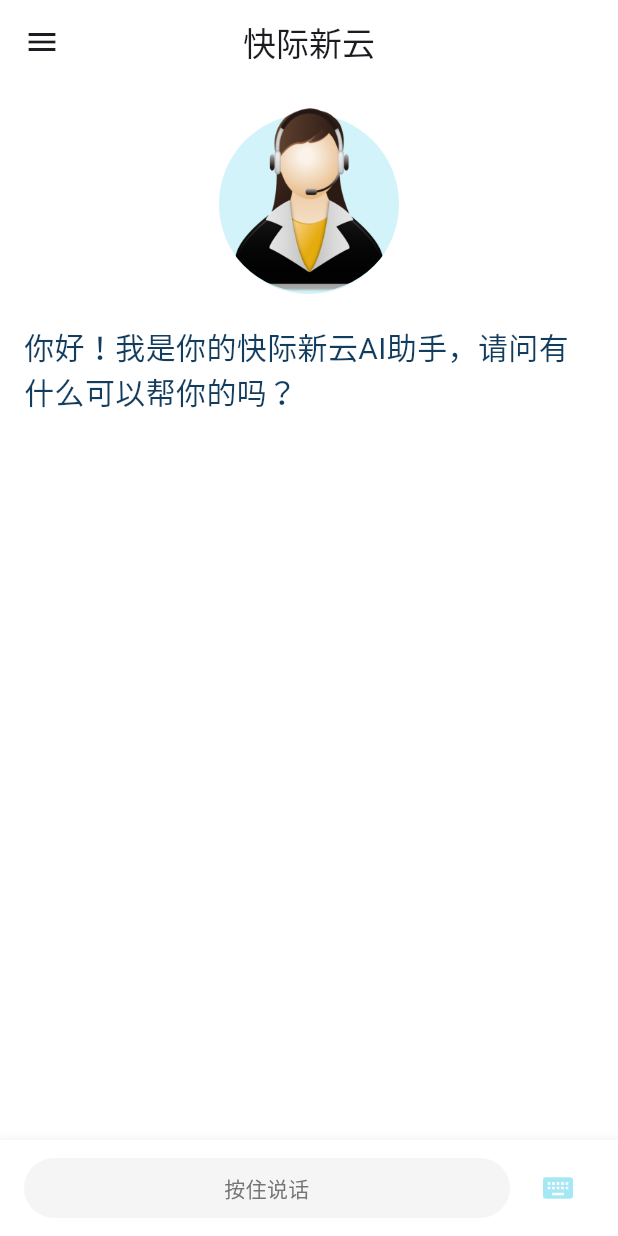
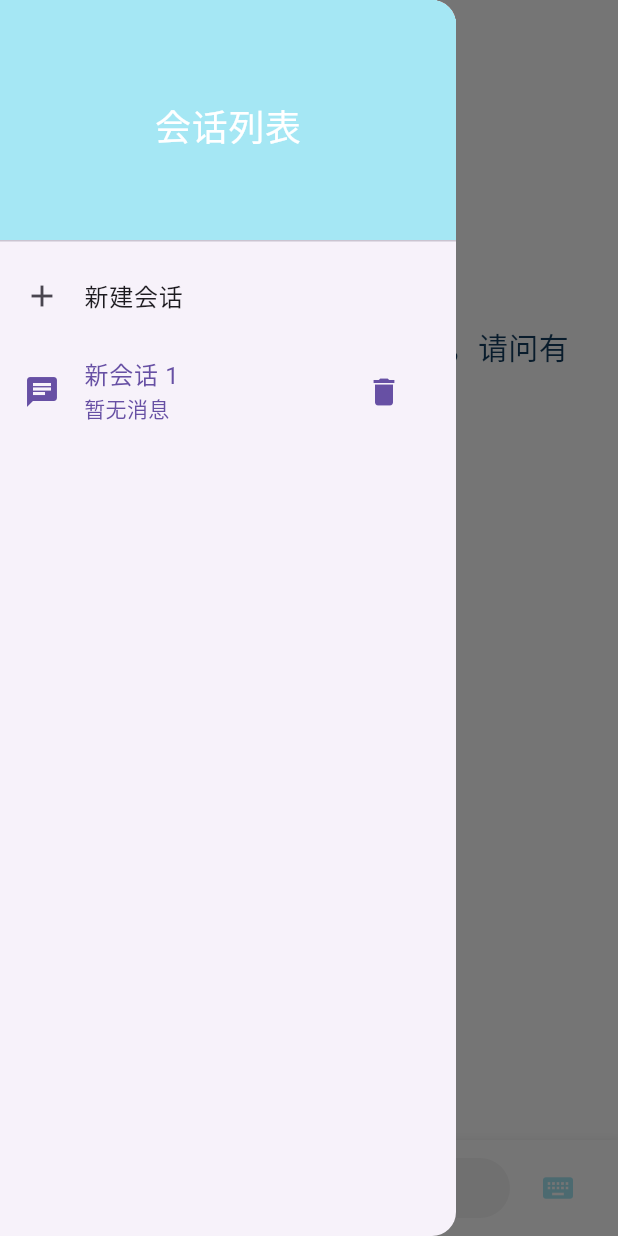
Before and after one commit to Tom722/flutter-chat, a Flutter app: the screen it shows after launch, with the side drawer open (before the commit the screen has no drawer), on a phone screen of 412 x 824 dp. Run offline on Flutter 3.47's test engine with Material 3 defaults, Android fonts, the phone set to English and light mode, and no system bars; our stand-ins replace animate_do, flutter_tts, shared_preferences, speech_to_text.

Commit message:
增加历史会话功能（目前历史会话保存到本地）

```diff
--- a/lib/home_page.dart
+++ b/lib/home_page.dart
@@ -1,4 +1,3 @@
-import 'package:allen/feature_box.dart';
 import 'package:allen/openai_service.dart';
 import 'package:allen/pallete.dart';
 import 'package:animate_do/animate_do.dart';
@@ -6,18 +5,12 @@ import 'package:flutter/material.dart';
 import 'package:flutter_tts/flutter_tts.dart';
 import 'package:speech_to_text/speech_recognition_result.dart';
 import 'package:speech_to_text/speech_to_text.dart';
-import 'dart:io' show Platform;
 import 'package:flutter/foundation.dart' show kIsWeb;
-
-class ChatMessage {
-  final String text;
-  final bool isUserMessage;
-
-  ChatMessage({
-    required this.text,
-    required this.isUserMessage,
-  });
-}
+import 'package:uuid/uuid.dart';
+import 'models/conversation.dart';
+import 'services/storage_service.dart';
+import 'package:shared_preferences/shared_preferences.dart';
+import 'models/chat_message.dart';
 
 class HomePage extends StatefulWidget {
   const HomePage({super.key});
@@ -37,17 +30,61 @@ class _HomePageState extends State<HomePage> {
   int delay = 200;
   final TextEditingController _messageController = TextEditingController();
   String currentStreamedContent = '';
-  final List<ChatMessage> messages = [];
+  List<ChatMessage> messages = [];
   bool _isLoading = false;
   bool _isVoiceMode = true;
   bool _isListeningPressed = false;
   String _currentVoiceText = '';
+  late StorageService _storageService;
+  late Conversation _currentConversation;
+  List<Conversation> _conversations = [];
 
   @override
   void initState() {
     super.initState();
+    _initializeStorage();
     initSpeechToText();
     _initTts();
+  }
+
+  Future<void> _initializeStorage() async {
+    final prefs = await SharedPreferences.getInstance();
+    _storageService = StorageService(prefs);
+    _conversations = await _storageService.getConversations();
+    if (_conversations.isEmpty) {
+      _createNewConversation();
+    } else {
+      _currentConversation = _conversations.first;
+      setState(() {
+        messages = _currentConversation.messages;
+      });
+    }
+  }
+
+  Future<void> _createNewConversation() async {
+    final newConversation = Conversation(
+      id: const Uuid().v4(),
+      title: '新会话 ${_conversations.length + 1}',
+      createdAt: DateTime.now(),
+      messages: [],
+    );
+
+    await _storageService.addConversation(newConversation);
+    setState(() {
+      _conversations.insert(0, newConversation);
+      _currentConversation = newConversation;
+      messages = [];
+    });
+  }
+
+  Future<void> _updateCurrentConversation() async {
+    _currentConversation = Conversation(
+      id: _currentConversation.id,
+      title: _currentConversation.title,
+      createdAt: _currentConversation.createdAt,
+      messages: messages,
+    );
+    await _storageService.updateConversation(_currentConversation);
   }
 
   Future<void> _initTts() async {
@@ -128,6 +165,7 @@ class _HomePageState extends State<HomePage> {
         });
       }
       await systemSpeak(fullResponse);
+      await _updateCurrentConversation();
     } catch (e) {
       setState(() {
         messages.add(ChatMessage(
@@ -164,6 +202,7 @@ class _HomePageState extends State<HomePage> {
         });
       }
       await systemSpeak(fullResponse);
+      await _updateCurrentConversation();
     } catch (e) {
       setState(() {
         messages.add(ChatMessage(
@@ -296,16 +335,101 @@ class _HomePageState extends State<HomePage> {
     );
   }
 
+  AppBar _buildAppBar() {
+    return AppBar(
+      title: BounceInDown(
+        child: const Text('快际新云'),
+      ),
+      leading: Builder(
+        builder: (context) => IconButton(
+          icon: const Icon(Icons.menu),
+          onPressed: () => Scaffold.of(context).openDrawer(),
+        ),
+      ),
+      centerTitle: true,
+    );
+  }
+
+  Widget _buildDrawer() {
+    return Drawer(
+      child: Column(
+        children: [
+          DrawerHeader(
+            decoration: BoxDecoration(
+              color: Pallete.firstSuggestionBoxColor,
+            ),
+            child: const Center(
+              child: Text(
+                '会话列表',
+                style: TextStyle(
+                  color: Colors.white,
+                  fontSize: 24,
+                ),
+              ),
+            ),
+          ),
+          ListTile(
+            leading: const Icon(Icons.add),
+            title: const Text('新建会话'),
+            onTap: () {
+              _createNewConversation();
+              Navigator.pop(context);
+            },
+          ),
+          Expanded(
+            child: ListView.builder(
+              itemCount: _conversations.length,
+              itemBuilder: (context, index) {
+                final conversation = _conversations[index];
+                return ListTile(
+                  leading: const Icon(Icons.chat),
+                  title: Text(conversation.title),
+                  subtitle: Text(
+                    conversation.messages.isEmpty
+                        ? '暂无消息'
+                        : conversation.messages.last.text,
+                    maxLines: 1,
+                    overflow: TextOverflow.ellipsis,
+                  ),
+                  selected: _currentConversation.id == conversation.id,
+                  onTap: () {
+                    setState(() {
+                      _currentConversation = conversation;
+                      messages = conversation.messages;
+                    });
+                    Navigator.pop(context);
+                  },
+                  trailing: IconButton(
+                    icon: const Icon(Icons.delete),
+                    onPressed: () async {
+                      await _storageService.deleteConversation(conversation.id);
+                      setState(() {
+                        _conversations.removeAt(index);
+                        if (_currentConversation.id == conversation.id) {
+                          if (_conversations.isEmpty) {
+                            _createNewConversation();
+                          } else {
+                            _currentConversation = _conversations.first;
+                            messages = _currentConversation.messages;
+                          }
+                        }
+                      });
+                    },
+                  ),
+                );
+              },
+            ),
+          ),
+        ],
+      ),
+    );
+  }
+
   @override
   Widget build(BuildContext context) {
     return Scaffold(
-      appBar: AppBar(
-        title: BounceInDown(
-          child: const Text('快际新云'),
-        ),
-        leading: const Icon(Icons.menu),
-        centerTitle: true,
-      ),
+      appBar: _buildAppBar(),
+      drawer: _buildDrawer(),
       body: Column(
         children: [
           Expanded(
--- /dev/null
+++ b/lib/models/chat_message.dart
@@ -0,0 +1,23 @@
+class ChatMessage {
+  final String text;
+  final bool isUserMessage;
+  final DateTime timestamp;
+
+  ChatMessage({
+    required this.text,
+    required this.isUserMessage,
+    DateTime? timestamp,
+  }) : timestamp = timestamp ?? DateTime.now();
+
+  Map<String, dynamic> toJson() => {
+        'text': text,
+        'isUserMessage': isUserMessage,
+        'timestamp': timestamp.toIso8601String(),
+      };
+
+  factory ChatMessage.fromJson(Map<String, dynamic> json) => ChatMessage(
+        text: json['text'],
+        isUserMessage: json['isUserMessage'],
+        timestamp: DateTime.parse(json['timestamp']),
+      );
+}
--- /dev/null
+++ b/lib/models/conversation.dart
@@ -0,0 +1,31 @@
+import 'chat_message.dart';
+
+class Conversation {
+  final String id;
+  final String title;
+  final DateTime createdAt;
+  final List<ChatMessage> messages;
+
+  Conversation({
+    required this.id,
+    required this.title,
+    required this.createdAt,
+    required this.messages,
+  });
+
+  Map<String, dynamic> toJson() => {
+        'id': id,
+        'title': title,
+        'createdAt': createdAt.toIso8601String(),
+        'messages': messages.map((msg) => msg.toJson()).toList(),
+      };
+
+  factory Conversation.fromJson(Map<String, dynamic> json) => Conversation(
+        id: json['id'],
+        title: json['title'],
+        createdAt: DateTime.parse(json['createdAt']),
+        messages: (json['messages'] as List)
+            .map((msg) => ChatMessage.fromJson(msg))
+            .toList(),
+      );
+}
--- a/pubspec.yaml
+++ b/pubspec.yaml
@@ -39,6 +39,8 @@ dependencies:
   http: ^0.13.5
   flutter_tts: ^3.6.3
   animate_do: ^3.0.2
+  shared_preferences: ^2.2.2
+  uuid: ^4.3.3
 
 dev_dependencies:
   flutter_test:
```
Also changed, not shown: lib/services/storage_service.dart (added, +47 -0 lines), pubspec.lock, 1 other file.
